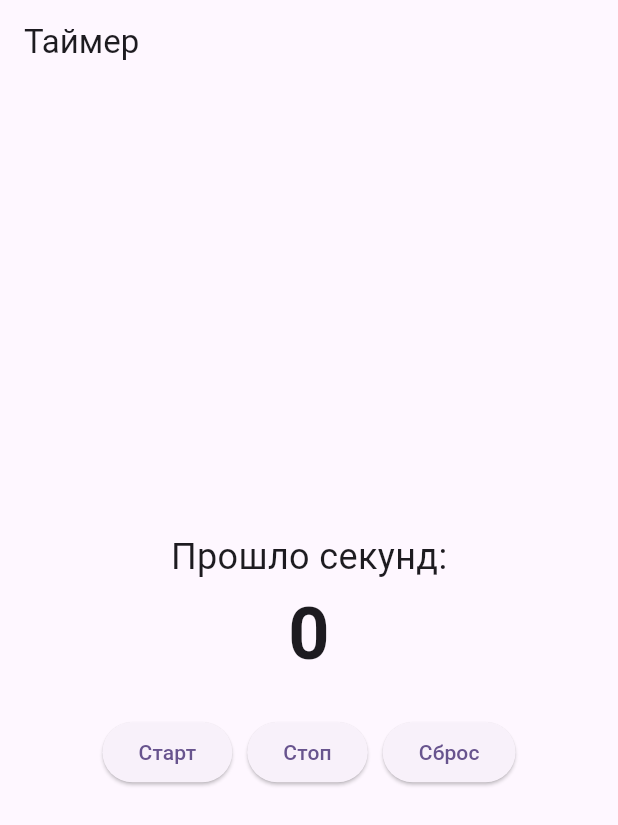
After one commit to OlegPark/IT_TNG, a Flutter app: the screen it shows after launch, after a tap on "Старт", after a tap on "Сброс", on a phone screen of 412 x 824 dp. The commit adds this screen. Shown: the top 825 px of the screen. Run offline on Flutter 3.47's test engine with Material 3 defaults, Android fonts, the phone set to English and light mode, and no system bars.

Commit message:
Добавил  простой таймер

```diff
--- /dev/null
+++ b/lib/features/timer/timer.dart
@@ -0,0 +1,81 @@
+import 'package:flutter/material.dart';
+import 'dart:async';
+
+class TimerPage extends StatefulWidget {
+  @override
+  _TimerPageState createState() => _TimerPageState();
+}
+
+class _TimerPageState extends State<TimerPage> {
+  int _seconds = 0;
+  Timer? _timer;
+
+  void _startTimer() {
+    _timer = Timer.periodic(Duration(seconds: 1), (timer) {
+      setState(() {
+        _seconds++;
+      });
+    });
+  }
+
+  void _stopTimer() {
+    _timer?.cancel();
+  }
+
+  void _resetTimer() {
+    _stopTimer();
+    setState(() {
+      _seconds = 0;
+    });
+  }
+
+  @override
+  void dispose() {
+    _stopTimer();
+    super.dispose();
+  }
+
+  @override
+  Widget build(BuildContext context) {
+    return Scaffold(
+      appBar: AppBar(
+        title: Text('Таймер'),
+      ),
+      body: Center(
+        child: Column(
+          mainAxisAlignment: MainAxisAlignment.center,
+          children: <Widget>[
+            Text(
+              'Прошло секунд:',
+              style: TextStyle(fontSize: 24),
+            ),
+            Text(
+              '$_seconds',
+              style: TextStyle(fontSize: 48, fontWeight: FontWeight.bold),
+            ),
+            SizedBox(height: 20),
+            Row(
+              mainAxisAlignment: MainAxisAlignment.center,
+              children: <Widget>[
+                ElevatedButton(
+                  onPressed: _startTimer,
+                  child: Text('Старт'),
+                ),
+                SizedBox(width: 10),
+                ElevatedButton(
+                  onPressed: _stopTimer,
+                  child: Text('Стоп'),
+                ),
+                SizedBox(width: 10),
+                ElevatedButton(
+                  onPressed: _resetTimer,
+                  child: Text('Сброс'),
+                ),
+              ],
+            ),
+          ],
+        ),
+      ),
+    );
+  }
+}
--- a/lib/main.dart
+++ b/lib/main.dart
@@ -1,5 +1,5 @@
 import 'package:flutter/material.dart';
-import 'package:it_tng/features/home/view/home_screen.dart';
+import 'package:it_tng/features/timer/timer.dart';
 
 void main() {
   runApp(const MyApp());
@@ -15,7 +15,7 @@ class MyApp extends StatelessWidget {
         colorScheme: ColorScheme.fromSeed(seedColor: Colors.deepPurple),
         useMaterial3: true,
       ),
-      home: const HomeScreen(),
+      home: TimerPage(),
     );
   }
 }
```
